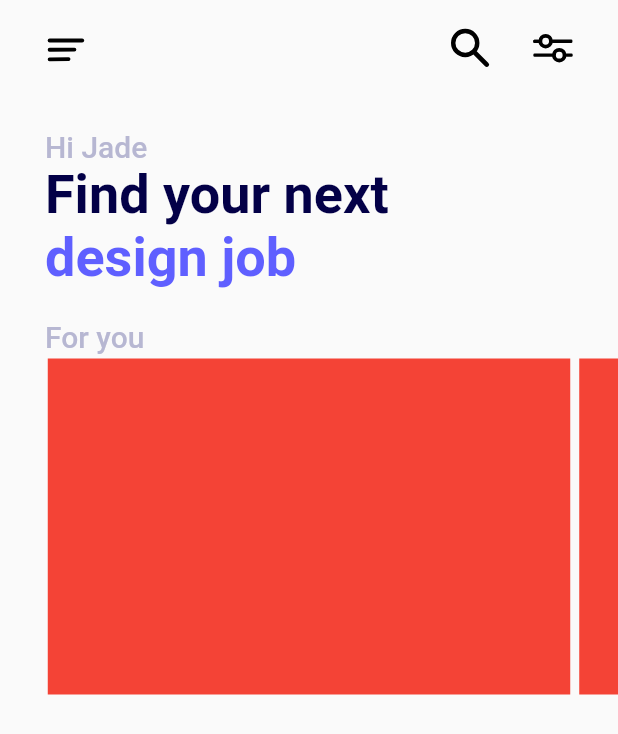
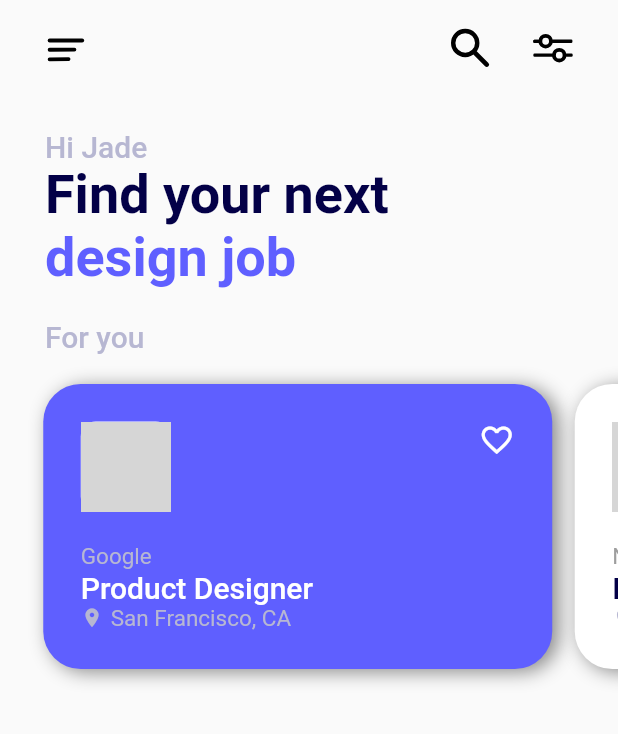
Before and after one commit to cesaroer/JobFinderUI, a Flutter app: the screen it shows after launch, on a phone screen of 412 x 824 dp. Shown: the top 734 px of the screen. Run offline on Flutter 3.47's test engine with Material 2 defaults, Android fonts, the phone set to English and light mode, and no system bars; drawn by our look-alikes of carousel_slider; our stand-ins replace flutter_svg; network calls fail; grey boxes are pictures that could not be loaded.

Commit message:
Added Carousell card design with styles and objects

```diff
--- /dev/null
+++ b/lib/components/item_job.dart
@@ -0,0 +1,114 @@
+import 'dart:ui';
+import 'package:curso_job_finder_app/models/job.dart';
+import 'package:flutter/cupertino.dart';
+import 'package:flutter/material.dart';
+
+class ItemJob extends StatelessWidget {
+  Job job;
+  bool themeDark;
+
+  ItemJob({this.job, this.themeDark = false});
+
+  @override
+  Widget build(BuildContext context) {
+    return Padding(
+      padding: const EdgeInsets.only(right: 15.0, bottom: 20.0, top: 20.0),
+      child: Container(
+        decoration: _boxDecoration(context),
+        child: Padding(
+          padding: const EdgeInsets.all(25.0),
+          child: Column(
+            mainAxisAlignment: MainAxisAlignment.spaceBetween,
+            children: [
+              Row(
+                mainAxisAlignment: MainAxisAlignment.spaceBetween,
+                crossAxisAlignment: CrossAxisAlignment.start,
+                children: [
+                  _companyLogo(),
+                  _favicon(),
+                ],
+              ),
+              _infoJobTexts(context),
+            ],
+          ),
+        ),
+      ),
+    );
+  }
+
+  BoxDecoration _boxDecoration(context) {
+    return BoxDecoration(
+      color: this.themeDark ? Theme.of(context).primaryColor : Colors.white,
+      borderRadius: BorderRadius.circular(25.0),
+      boxShadow: [
+        BoxShadow(
+          color: Colors.black45,
+          offset: Offset(4.0, 2.0),
+          blurRadius: 10.0,
+        )
+      ],
+    );
+  }
+
+  Widget _companyLogo() {
+    return Container(
+      decoration: BoxDecoration(
+        color: Colors.white,
+        borderRadius: BorderRadius.circular(10.0),
+      ),
+      child: ClipRRect(
+        borderRadius: BorderRadius.circular(10.0),
+        child: Image.network(
+          this.job.company.urlLogo,
+          width: 60.0,
+        ),
+      ),
+    );
+  }
+
+  Widget _favicon() {
+    return Icon(
+      Icons.favorite_border,
+      color: this.themeDark ? Colors.white : Colors.grey,
+    );
+  }
+
+  Widget _infoJobTexts(context) {
+    return Column(
+      crossAxisAlignment: CrossAxisAlignment.start,
+      children: [
+        Text(
+          this.job.company.name,
+          style: TextStyle(
+            fontSize: 15.0,
+            color: this.themeDark ? Color(0XFFB7B7D2) : Colors.grey,
+          ),
+        ),
+        Text(
+          this.job.role,
+          style: this.themeDark
+              ? Theme.of(context).textTheme.headline3
+              : Theme.of(context).textTheme.headline4,
+        ),
+        SizedBox(width: 5.0),
+        Row(
+          children: [
+            Icon(
+              Icons.location_on,
+              color: Theme.of(context).highlightColor,
+              size: 15.0,
+            ),
+            SizedBox(width: 5.0),
+            Text(
+              this.job.location,
+              style: TextStyle(
+                fontSize: 15.0,
+                color: this.themeDark ? Color(0XFFB7B7D2) : Colors.grey,
+              ),
+            ),
+          ],
+        ),
+      ],
+    );
+  }
+}
--- a/lib/components/job_carousel.dart
+++ b/lib/components/job_carousel.dart
@@ -1,22 +1,33 @@
+import 'package:curso_job_finder_app/components/item_job.dart';
+import 'package:curso_job_finder_app/models/job.dart';
 import 'package:flutter/material.dart';
 import 'package:carousel_slider/carousel_slider.dart';
 
 class JobCarousel extends StatelessWidget {
+  List<Job> jobs;
+
+  JobCarousel({this.jobs});
+
   @override
   Widget build(BuildContext context) {
     return CarouselSlider(
       options: CarouselOptions(
-          height: 230.0,
-          enableInfiniteScroll: false,
-          reverse: false,
-          viewportFraction: 0.86),
-      items: [
-        Container(margin: EdgeInsets.all(3.0), color: Colors.red),
-        Container(margin: EdgeInsets.all(3.0), color: Colors.red),
-        Container(margin: EdgeInsets.all(3.0), color: Colors.red),
-        Container(margin: EdgeInsets.all(3.0), color: Colors.red),
-        Container(margin: EdgeInsets.all(3.0), color: Colors.red),
-      ],
+        height: 230.0,
+        enableInfiniteScroll: false,
+        reverse: false,
+        viewportFraction: 0.86,
+        autoPlay: false,
+        autoPlayInterval: Duration(seconds: 1),
+        //enlargeCenterPage: true,
+        //enlargeStrategy: CenterPageEnlargeStrategy.height,
+      ),
+      items: this
+          .jobs
+          .map((element) => ItemJob(
+                job: element,
+                themeDark: jobs.indexOf(element) == 0,
+              ))
+          .toList(),
     );
   }
 }
--- a/lib/main.dart
+++ b/lib/main.dart
@@ -28,6 +28,16 @@ class MyApp extends StatelessWidget {
             fontWeight: FontWeight.bold,
             color: Color(0xFF5F5FFF),
           ),
+          headline3: TextStyle(
+            fontSize: 20.0,
+            fontWeight: FontWeight.w500,
+            color: Colors.white,
+          ),
+          headline4: TextStyle(
+            fontSize: 20.0,
+            fontWeight: FontWeight.w500,
+            color: Color(0xFF030047),
+          ),
           bodyText1: TextStyle(
             fontSize: 20.0,
             color: Color(0xFFB7B7D2),
--- a/lib/pages/main_screen.dart
+++ b/lib/pages/main_screen.dart
@@ -1,8 +1,40 @@
 import 'package:curso_job_finder_app/components/job_carousel.dart';
+import 'package:curso_job_finder_app/models/company.dart';
+import 'package:curso_job_finder_app/models/job.dart';
 import 'package:flutter/material.dart';
 import 'package:flutter_svg/flutter_svg.dart';
 
 class MainScreen extends StatelessWidget {
+  List<Job> forYouJobs = [
+    Job(
+      role: 'Product Designer',
+      location: 'San Francisco, CA',
+      company: Company(
+        name: 'Google',
+        urlLogo:
+            'https://images.theconversation.com/files/93616/original/image-20150902-6700-t2axrz.jpg?ixlib=rb-1.1.0&q=45&auto=format&w=1000&fit=clip',
+      ),
+    ),
+    Job(
+      role: 'Frontend Web',
+      location: 'Miami',
+      company: Company(
+        name: 'Netflix',
+        urlLogo:
+            'https://i.pinimg.com/originals/8c/74/0b/8c740bc13bd5a0a19c24d28dff98cbdd.png',
+      ),
+    ),
+    Job(
+      role: 'Mobile Developer',
+      location: 'New York',
+      company: Company(
+        name: 'Amazon',
+        urlLogo:
+            'https://www.cbc-network.org/wp-content/uploads/2017/11/Amazon-icon.png',
+      ),
+    ),
+  ];
+
   @override
   Widget build(BuildContext context) {
     return Scaffold(
@@ -82,7 +114,7 @@ class MainScreen extends StatelessWidget {
             style: Theme.of(context).textTheme.bodyText1,
           ),
         ),
-        JobCarousel(),
+        JobCarousel(jobs: forYouJobs),
       ],
     );
   }
```
